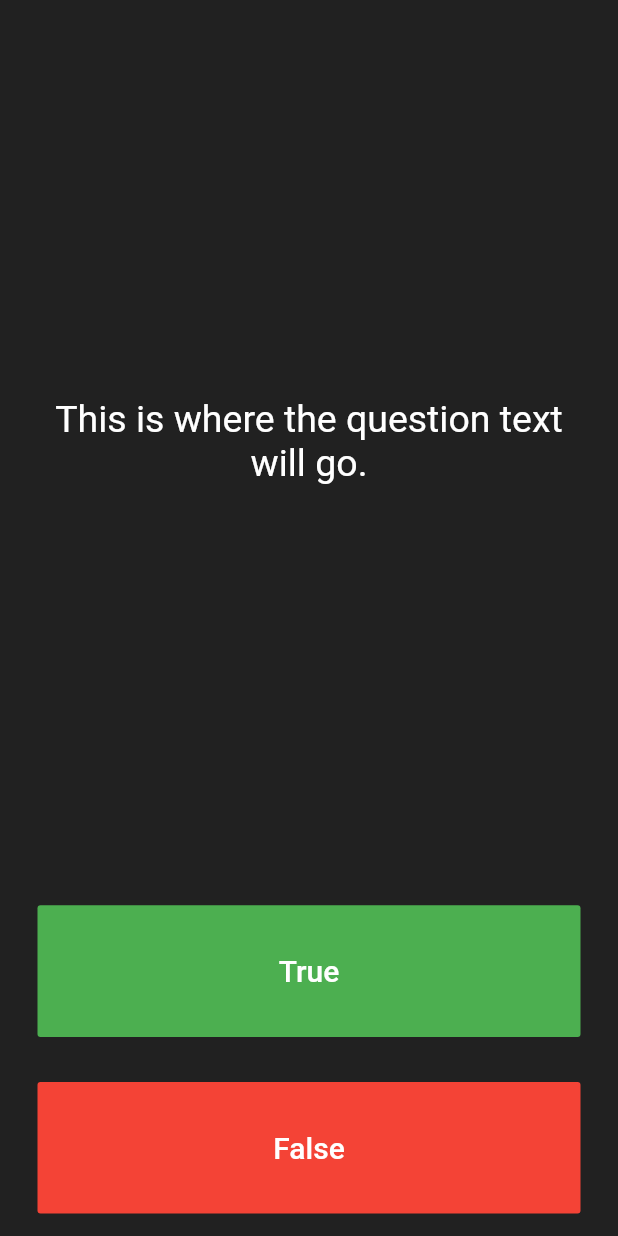
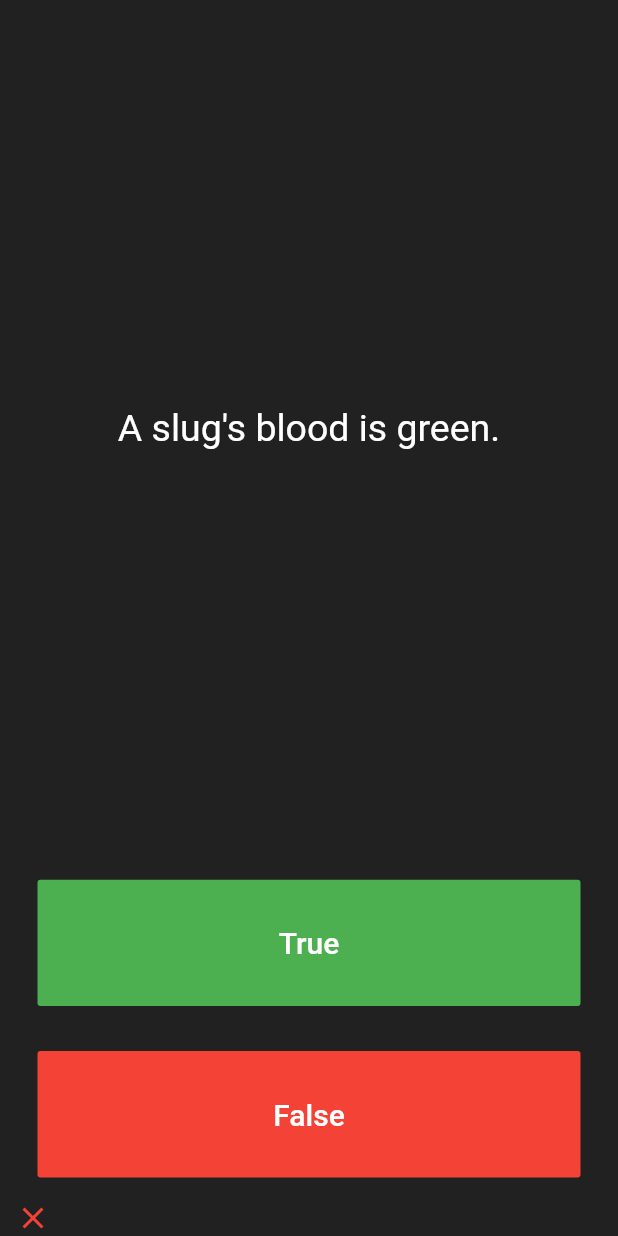
Before and after one commit to Uchencho/quizzler, a Flutter app: the screen it shows after launch, after a tap on "True", on a phone screen of 412 x 824 dp. Run offline on Flutter 3.47's test engine with Material 2 defaults, Android fonts, the phone set to English and light mode, and no system bars; our stand-ins replace rflutter_alert.

Commit message:
project complete

```diff
--- a/lib/main.dart
+++ b/lib/main.dart
@@ -1,4 +1,6 @@
 import 'package:flutter/material.dart';
+import 'quiz_brain.dart';
+import 'package:rflutter_alert/rflutter_alert.dart';
 
 void main() => runApp(Quizzler());
 
@@ -25,6 +27,31 @@ class QuizPage extends StatefulWidget {
 }
 
 class _QuizPageState extends State<QuizPage> {
+  List<Icon> scoreKeeper = [];
+
+  QuizBrain quizBrain = QuizBrain();
+
+  int questionNumber = 0;
+
+  void updateScore(bool ans) {
+    bool correctAnswer = quizBrain.getAnswer();
+    if (correctAnswer == ans) {
+      scoreKeeper.add(Icon(Icons.check, color: Colors.green));
+    } else {
+      scoreKeeper.add(Icon(Icons.close, color: Colors.red));
+    }
+
+    setState(() {
+      quizBrain.nextQuestion();
+      if (quizBrain.isFinished()) {
+        scoreKeeper = [];
+        quizBrain.reset();
+        Alert(context: context, title: "GAME OVER", desc: "Cancel to restart")
+            .show();
+      }
+    });
+  }
+
   @override
   Widget build(BuildContext context) {
     return Column(
@@ -37,7 +64,7 @@ class _QuizPageState extends State<QuizPage> {
             padding: EdgeInsets.all(10.0),
             child: Center(
               child: Text(
-                'This is where the question text will go.',
+                quizBrain.getQuestionText(),
                 textAlign: TextAlign.center,
                 style: TextStyle(
                   fontSize: 25.0,
@@ -61,7 +88,7 @@ class _QuizPageState extends State<QuizPage> {
                 ),
               ),
               onPressed: () {
-                //The user picked true.
+                updateScore(true);
               },
             ),
           ),
@@ -79,19 +106,15 @@ class _QuizPageState extends State<QuizPage> {
                 ),
               ),
               onPressed: () {
-                //The user picked false.
+                updateScore(false);
               },
             ),
           ),
         ),
-        //TODO: Add a Row here as your score keeper
+        Row(
+          children: scoreKeeper,
+        )
       ],
     );
   }
 }
-
-/*
-question1: 'You can lead a cow down stairs but not up stairs.', false,
-question2: 'Approximately one quarter of human bones are in the feet.', true,
-question3: 'A slug\'s blood is green.', true,
-*/
--- /dev/null
+++ b/lib/question.dart
@@ -0,0 +1,9 @@
+class Question {
+  String questionText;
+  bool questionAnswer;
+
+  Question(String q, bool a) {
+    questionText = q;
+    questionAnswer = a;
+  }
+}
--- /dev/null
+++ b/lib/quiz_brain.dart
@@ -0,0 +1,63 @@
+import 'question.dart';
+
+class QuizBrain {
+  int _questionNumber = 0;
+
+  List<Question> _questionList = [
+    Question('You can lead a cow down stairs but not up stairs.', false),
+    Question('A slug\'s blood is green.', true),
+    Question('Approximately one quarter of human bones are in the feet.', true),
+    Question('Some cats are actually allergic to humans', true),
+    Question('You can lead a cow down stairs but not up stairs.', false),
+    Question('Approximately one quarter of human bones are in the feet.', true),
+    Question('A slug\'s blood is green.', true),
+    Question('Buzz Aldrin\'s mother\'s maiden name was \"Moon\".', true),
+    Question('It is illegal to pee in the Ocean in Portugal.', true),
+    Question('Google was originally called \"Backrub\".', true),
+    Question(
+        'No piece of square dry paper can be folded in half more than 7 times.',
+        false),
+    Question(
+        'In London, UK, if you happen to die in the House of Parliament, you are technically entitled to a state funeral, because the building is considered too sacred a place.',
+        true),
+    Question(
+        'The loudest sound produced by any animal is 188 decibels. That animal is the African Elephant.',
+        false),
+    Question(
+        'The total surface area of two human lungs is approximately 70 square metres.',
+        true),
+    Question(
+        'Chocolate affects a dog\'s heart and nervous system; a few ounces are enough to kill a small dog.',
+        true),
+    Question(
+        'In West Virginia, USA, if you accidentally hit an animal with your car, you are free to take it home to eat.',
+        true),
+  ];
+
+  void nextQuestion() {
+    if (_questionNumber < _questionList.length - 1) {
+      _questionNumber++;
+      return;
+    }
+  }
+
+  String getQuestionText() {
+    return _questionList[_questionNumber].questionText;
+  }
+
+  bool getAnswer() {
+    return _questionList[_questionNumber].questionAnswer;
+  }
+
+  int numberOfQuestions() {
+    return _questionList.length;
+  }
+
+  bool isFinished() {
+    return _questionNumber == _questionList.length - 1;
+  }
+
+  void reset() {
+    _questionNumber = 0;
+  }
+}
```
Also changed, not shown: pubspec.yaml (+1 -41 lines), pubspec.lock, 2 other files.
